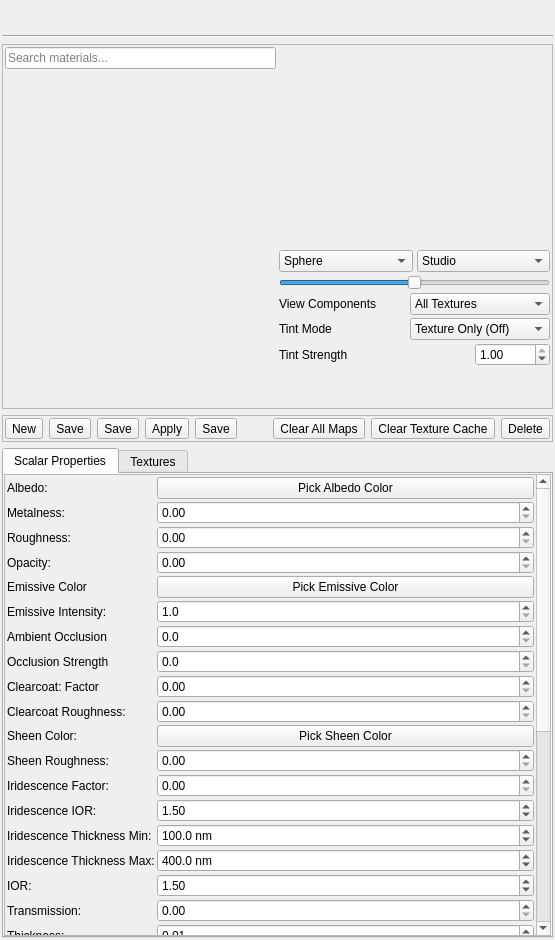
01Hub/ModelViewer, file ui/MaterialPropertiesPanel.ui: the form before one commit.
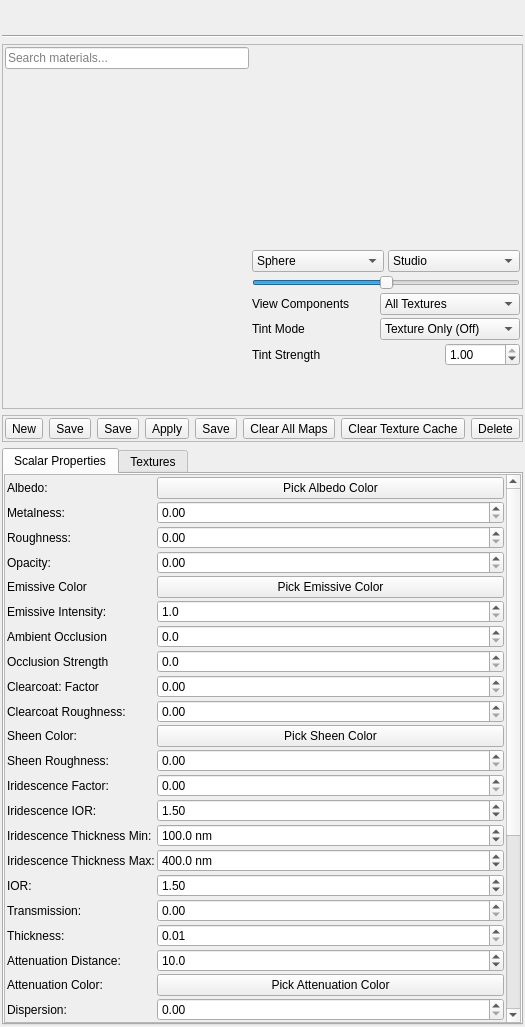
The form after the commit. Icons and pictures are not drawn. Custom widgets are drawn as their Qt base class.

Commit message: Implement refresh button for reverting unsaved changes to saved materials (Issue #25)

What changed in the file:
```diff
--- a/ui/MaterialPropertiesPanel.ui
+++ b/ui/MaterialPropertiesPanel.ui
@@ -7,8 +7,8 @@
    <rect>
     <x>0</x>
     <y>0</y>
-    <width>555</width>
-    <height>940</height>
+    <width>445</width>
+    <height>1027</height>
    </rect>
   </property>
   <property name="sizePolicy">
@@ -785,8 +785,8 @@
            <rect>
             <x>0</x>
             <y>0</y>
-            <width>531</width>
-            <height>896</height>
+            <width>421</width>
+            <height>998</height>
            </rect>
           </property>
           <layout class="QGridLayout" name="gridLayout_4">
```
Left out of the diff: 6 changed lines with no effect on the pictures. The commit also changes 11 other files.
